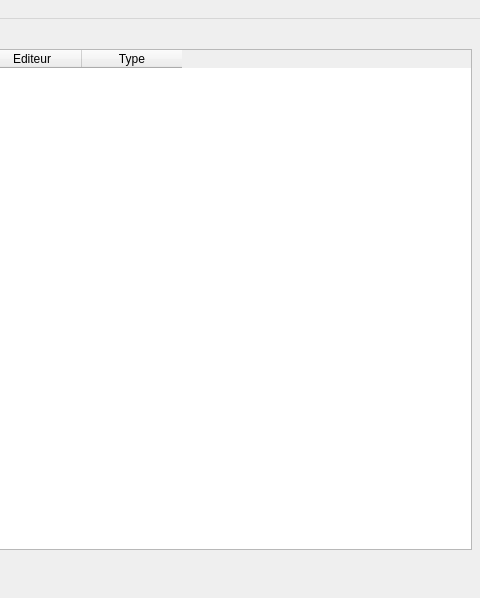
Above: Gestionnaire/gestionnaire.ui from ncoutenet/Projet_too_graphique before the change; both pictures show x 549 to 1029 and y 0 to 598 of the 1029 by 598 pixel window. Below: the same form after it.
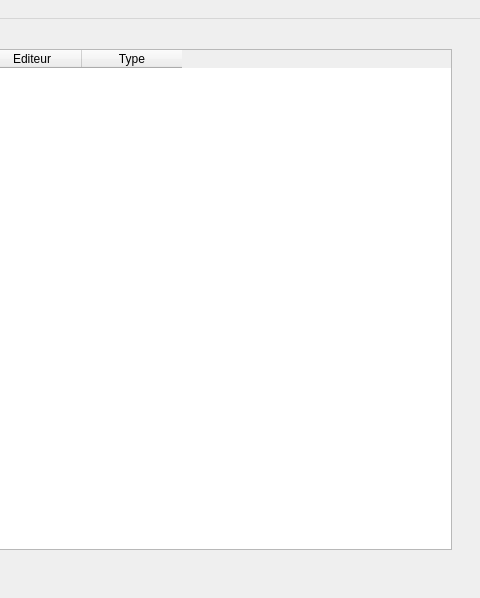
That is the form after the change.

The edit to the form file:
```diff
--- a/Gestionnaire/gestionnaire.ui
+++ b/Gestionnaire/gestionnaire.ui
@@ -19,7 +19,7 @@
      <rect>
       <x>30</x>
       <y>30</y>
-      <width>991</width>
+      <width>971</width>
       <height>501</height>
      </rect>
     </property>
```
Left out of the diff: 2 changed lines with no effect on the pictures.
